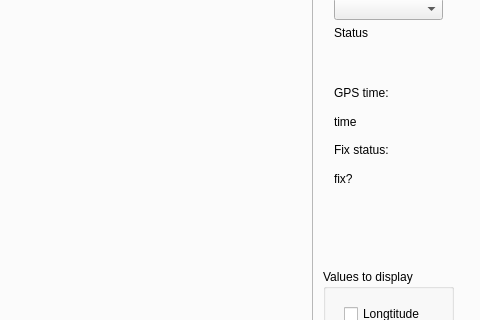
This is Trobot_Qt/trobotqt.ui in LRMPUT/TAPAS as Qt 5 draws it before an edit; both pictures show x 349 to 829 and y 136 to 456 of the 829 by 705 pixel window. The edited form follows.
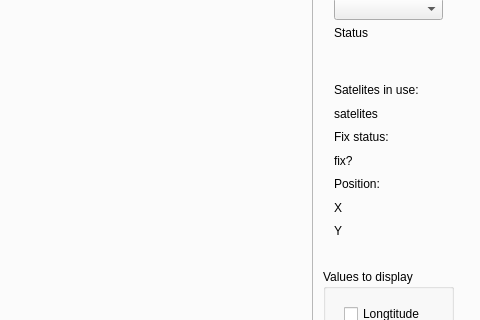
This is the edited form. The open tabs and pages were chosen to show the change.

The edit to the form file:
```diff
--- a/Trobot_Qt/trobotqt.ui
+++ b/Trobot_Qt/trobotqt.ui
@@ -698,21 +698,21 @@
         <x>670</x>
         <y>180</y>
         <width>131</width>
-        <height>131</height>
+        <height>181</height>
        </rect>
       </property>
       <layout class="QVBoxLayout" name="verticalLayout_9">
        <item>
         <widget class="QLabel" name="label_7">
          <property name="text">
-          <string>GPS time:</string>
+          <string>Satelites in use:</string>
          </property>
         </widget>
        </item>
        <item>
         <widget class="QLabel" name="gpsTimeLabel">
          <property name="text">
-          <string>time</string>
+          <string>satelites</string>
          </property>
         </widget>
        </item>
@@ -730,6 +730,27 @@
          </property>
         </widget>
        </item>
+       <item>
+        <widget class="QLabel" name="label_18">
+         <property name="text">
+          <string>Position:</string>
+         </property>
+        </widget>
+       </item>
+       <item>
+        <widget class="QLabel" name="gpsXLabel">
+         <property name="text">
+          <string>X</string>
+         </property>
+        </widget>
+       </item>
+       <item>
+        <widget class="QLabel" name="gpsYLabel">
+         <property name="text">
+          <string>Y</string>
+         </property>
+        </widget>
+       </item>
       </layout>
      </widget>
     </widget>
```
Left out of the diff: 8 changed lines with no effect on the pictures.
